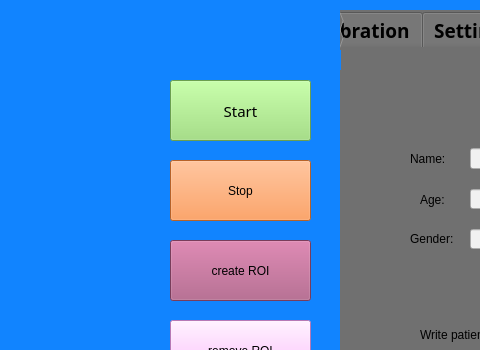
The window that LSI Project GUI/LSI Project GUI/LSIProjectGUI.ui (Fridanylund/LSI) describes before a commit, drawn with Qt 5; both pictures show x 550 to 1030 and y 0 to 350 of the 1246 by 704 pixel window.
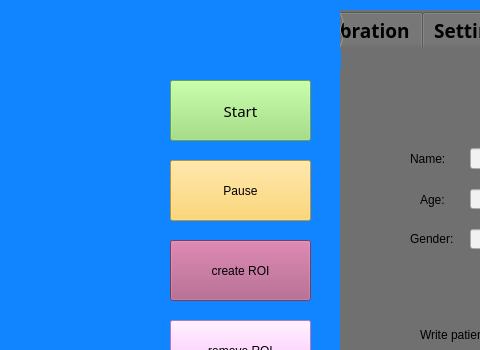
The same window after the commit. Custom widgets are drawn as their Qt base class.

```diff
--- a/LSI Project GUI/LSI Project GUI/LSIProjectGUI.ui
+++ b/LSI Project GUI/LSI Project GUI/LSIProjectGUI.ui
@@ -53,11 +53,11 @@
      </rect>
     </property>
     <property name="styleSheet">
-     <string notr="true">background-color: rgb(255, 137, 58);
+     <string notr="true">background-color: rgb(255, 206, 80);
 font: 75 11pt &quot;Segoe UI Light&quot;;</string>
     </property>
     <property name="text">
-     <string>Stop</string>
+     <string>Pause</string>
     </property>
    </widget>
    <widget class="QPushButton" name="createROIButton">
```
